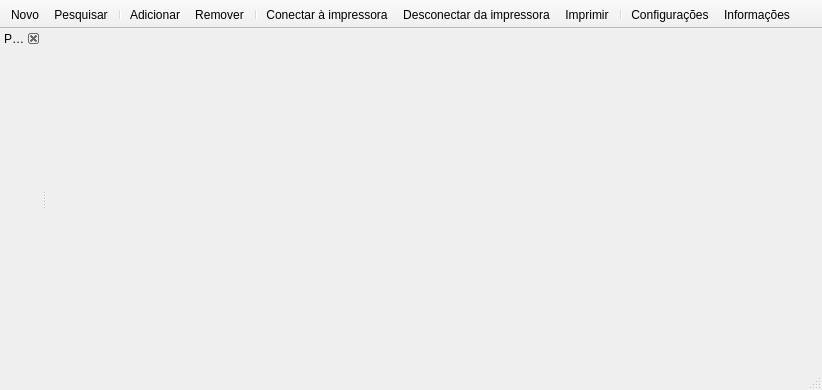
This is mainwindow.ui in leidensj/BKVale as Qt 5 draws it before an edit. The edited form follows.
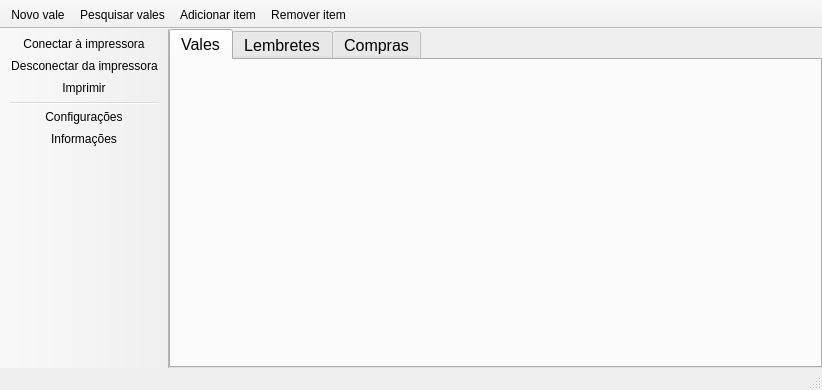
This is the edited form. Icons and pictures are not drawn.

Patch:
```diff
--- a/mainwindow.ui
+++ b/mainwindow.ui
@@ -1,7 +1,7 @@
 <?xml version="1.0" encoding="UTF-8"?>
 <ui version="4.0">
- <class>BKVale</class>
- <widget class="QMainWindow" name="BKVale">
+ <class>BaitaAssistant</class>
+ <widget class="QMainWindow" name="BaitaAssistant">
   <property name="geometry">
    <rect>
     <x>0</x>
@@ -17,16 +17,87 @@
    </size>
   </property>
   <property name="windowTitle">
-   <string>BaitaVale</string>
+   <string>Baita Assistente</string>
   </property>
   <property name="windowIcon">
    <iconset resource="icons.qrc">
     <normaloff>:/icons/res/baita.png</normaloff>:/icons/res/baita.png</iconset>
   </property>
   <widget class="QWidget" name="centralWidget">
-   <layout class="QHBoxLayout" name="horizontalLayout"/>
+   <layout class="QHBoxLayout" name="horizontalLayout">
+    <property name="leftMargin">
+     <number>0</number>
+    </property>
+    <property name="topMargin">
+     <number>0</number>
+    </property>
+    <property name="rightMargin">
+     <number>0</number>
+    </property>
+    <property name="bottomMargin">
+     <number>0</number>
+    </property>
+    <item>
+     <widget class="QTabWidget" name="tabWidget">
+      <property name="font">
+       <font>
+        <pointsize>12</pointsize>
+       </font>
+      </property>
+      <property name="tabPosition">
+       <enum>QTabWidget::North</enum>
+      </property>
+      <property name="tabShape">
+       <enum>QTabWidget::Rounded</enum>
+      </property>
+      <property name="currentIndex">
+       <number>0</number>
+      </property>
+      <property name="iconSize">
+       <size>
+        <width>24</width>
+        <height>24</height>
+       </size>
+      </property>
+      <property name="documentMode">
+       <bool>false</bool>
+      </property>
+      <property name="tabsClosable">
+       <bool>false</bool>
+      </property>
+      <widget class="QWidget" name="tabNotes">
+       <attribute name="icon">
+        <iconset resource="icons.qrc">
+         <normaloff>:/icons/res/note.png</normaloff>:/icons/res/note.png</iconset>
+       </attribute>
+       <attribute name="title">
+        <string>Vales</string>
+       </attribute>
+       <layout class="QVBoxLayout" name="verticalLayout"/>
+      </widget>
+      <widget class="QWidget" name="tabPostits">
+       <attribute name="icon">
+        <iconset resource="icons.qrc">
+         <normaloff>:/icons/res/postit.png</normaloff>:/icons/res/postit.png</iconset>
+       </attribute>
+       <attribute name="title">
+        <string>Lembretes</string>
+       </attribute>
+      </widget>
+      <widget class="QWidget" name="tabShop">
+       <attribute name="icon">
+        <iconset resource="icons.qrc">
+         <normaloff>:/icons/res/shop.png</normaloff>:/icons/res/shop.png</iconset>
+       </attribute>
+       <attribute name="title">
+        <string>Compras</string>
+       </attribute>
+      </widget>
+     </widget>
+    </item>
+   </layout>
   </widget>
-  <widget class="QToolBar" name="mainToolBar">
+  <widget class="QToolBar" name="toolMain">
    <property name="movable">
     <bool>false</bool>
    </property>
@@ -40,17 +111,11 @@
     <bool>false</bool>
    </property>
    <attribute name="toolBarArea">
-    <enum>TopToolBarArea</enum>
+    <enum>LeftToolBarArea</enum>
    </attribute>
    <attribute name="toolBarBreak">
     <bool>false</bool>
    </attribute>
-   <addaction name="actionNew"/>
-   <addaction name="actionSearch"/>
-   <addaction name="separator"/>
-   <addaction name="actionAdd"/>
-   <addaction name="actionRemove"/>
-   <addaction name="separator"/>
    <addaction name="actionConnect"/>
    <addaction name="actionDisconnect"/>
    <addaction name="actionPrint"/>
@@ -59,46 +124,31 @@
    <addaction name="actionInfo"/>
   </widget>
   <widget class="QStatusBar" name="statusBar"/>
-  <widget class="QDockWidget" name="dock">
-   <property name="sizePolicy">
-    <sizepolicy hsizetype="MinimumExpanding" vsizetype="Preferred">
-     <horstretch>0</horstretch>
-     <verstretch>0</verstretch>
-    </sizepolicy>
-   </property>
-   <property name="features">
-    <set>QDockWidget::DockWidgetClosable</set>
-   </property>
+  <widget class="QToolBar" name="toolNotes">
    <property name="windowTitle">
-    <string>Pesquisar</string>
+    <string>toolBar</string>
    </property>
-   <attribute name="dockWidgetArea">
-    <number>1</number>
+   <property name="movable">
+    <bool>false</bool>
+   </property>
+   <attribute name="toolBarArea">
+    <enum>TopToolBarArea</enum>
    </attribute>
-   <widget class="QWidget" name="dockContents">
-    <layout class="QVBoxLayout" name="verticalLayout">
-     <property name="leftMargin">
-      <number>9</number>
-     </property>
-     <property name="topMargin">
-      <number>9</number>
-     </property>
-     <property name="rightMargin">
-      <number>9</number>
-     </property>
-     <property name="bottomMargin">
-      <number>9</number>
-     </property>
-    </layout>
-   </widget>
+   <attribute name="toolBarBreak">
+    <bool>false</bool>
+   </attribute>
+   <addaction name="actionNoteNew"/>
+   <addaction name="actionNoteSearch"/>
+   <addaction name="actionNoteAdd"/>
+   <addaction name="actionNoteRemove"/>
   </widget>
-  <action name="actionAdd">
+  <action name="actionNoteAdd">
    <property name="icon">
     <iconset resource="icons.qrc">
      <normaloff>:/icons/res/add.png</normaloff>:/icons/res/add.png</iconset>
    </property>
    <property name="text">
-    <string>Adicionar</string>
+    <string>Adicionar item</string>
    </property>
    <property name="toolTip">
     <string>Adicionar item</string>
@@ -137,13 +187,13 @@
     <string>Ctrl+P</string>
    </property>
   </action>
-  <action name="actionNew">
+  <action name="actionNoteNew">
    <property name="icon">
     <iconset resource="icons.qrc">
      <normaloff>:/icons/res/file.png</normaloff>:/icons/res/file.png</iconset>
    </property>
    <property name="text">
-    <string>Novo</string>
+    <string>Novo vale</string>
    </property>
    <property name="toolTip">
     <string>Novo vale</string>
@@ -158,13 +208,13 @@
     <string>Configurações</string>
    </property>
   </action>
-  <action name="actionRemove">
+  <action name="actionNoteRemove">
    <property name="icon">
     <iconset resource="icons.qrc">
      <normaloff>:/icons/res/remove.png</normaloff>:/icons/res/remove.png</iconset>
    </property>
    <property name="text">
-    <string>Remover</string>
+    <string>Remover item</string>
    </property>
    <property name="toolTip">
     <string>Remover item</string>
@@ -173,13 +223,13 @@
     <string>Alt+-</string>
    </property>
   </action>
-  <action name="actionSearch">
+  <action name="actionNoteSearch">
    <property name="icon">
     <iconset resource="icons.qrc">
      <normaloff>:/icons/res/search.png</normaloff>:/icons/res/search.png</iconset>
    </property>
    <property name="text">
-    <string>Pesquisar</string>
+    <string>Pesquisar vales</string>
    </property>
    <property name="toolTip">
     <string>Pesquisar vales</string>
```
